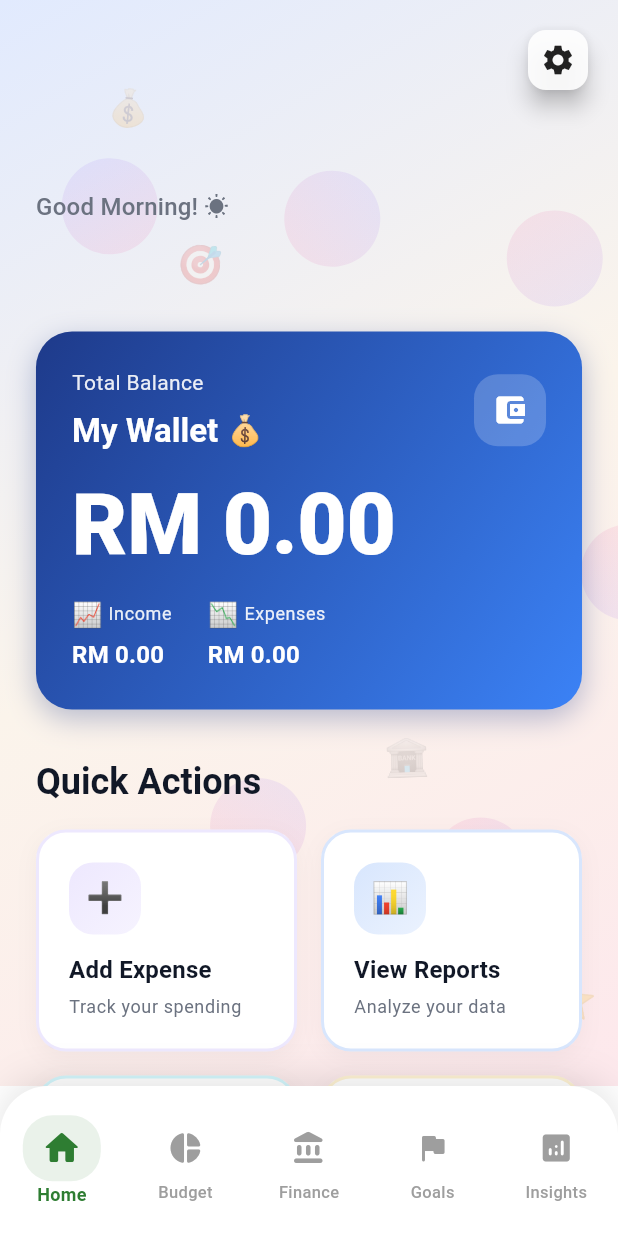
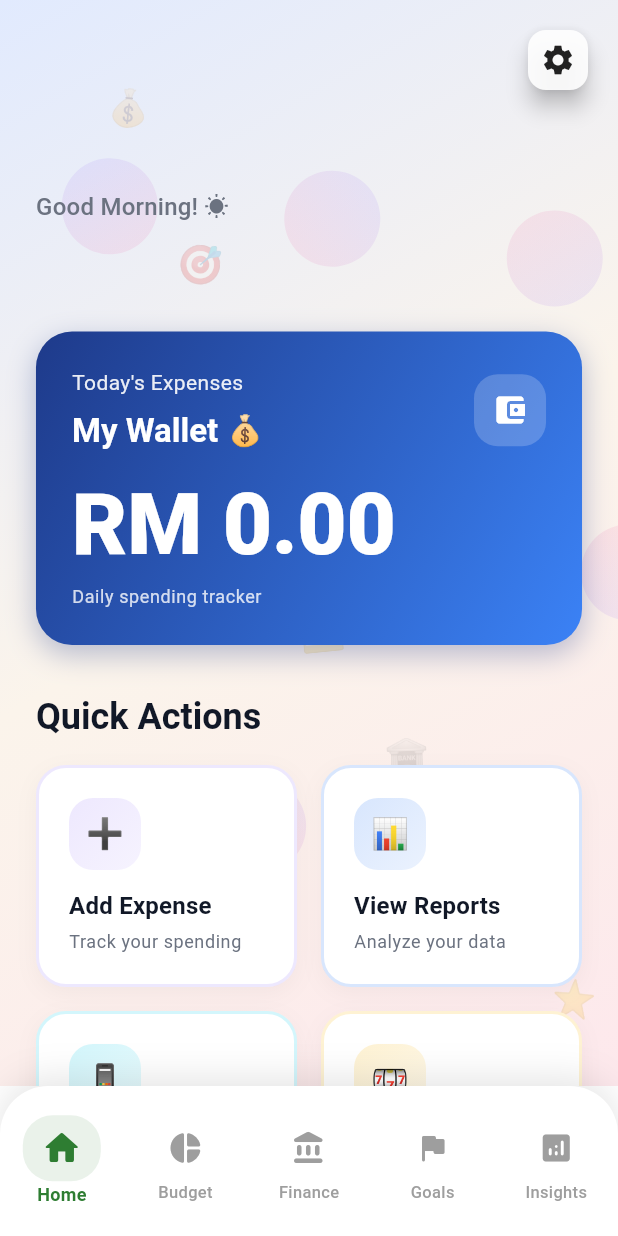
Before and after one commit to Ericho04/Eazy-Finance, a Flutter app: the screen it shows once a user with an empty profile is signed in, on a phone screen of 412 x 824 dp. Run offline on Flutter 3.47's test engine with Material 3 defaults, Android fonts, the phone set to English and light mode, and no system bars; our stand-ins replace app_links, google_generative_ai, supabase_flutter; accounts and stored records are empty.

Commit message:
Update My Wallet to show daily expenses only
- Changed wallet display from total balance to daily expenses
- Replaced _getTotalBalance, _getMonthlyIncome, and _getMonthlyExpenses methods with _getDailyExpenses
- Updated wallet card to show "Today's Expenses" with daily spending amount
- Removed monthly income/expenses breakdown from wallet card
- Removed unused _buildBalanceItem method
- Added "Daily spending tracker" subtitle for clarity

```diff
--- a/lib/screens/dashboard_screen.dart
+++ b/lib/screens/dashboard_screen.dart
@@ -100,41 +100,18 @@ class _DashboardScreenState extends State<DashboardScreen>
     return metadata?['full_name'] ?? 'User';
   }
 
-  double _getTotalBalance() {
-    final transactions = context.read<AppProvider>().transactions;
-    double balance = 0;
-    for (var transaction in transactions) {
-      if (transaction.type == TransactionType.income) {
-        balance += transaction.amount;
-      } else {
-        balance -= transaction.amount;
-      }
-    }
-    return balance;
-  }
-
-  double _getMonthlyIncome() {
+  double _getDailyExpenses() {
     final transactions = context.read<AppProvider>().transactions;
     final now = DateTime.now();
-    final thisMonth = transactions.where((t) {
+    final today = DateTime(now.year, now.month, now.day);
+
+    final todayExpenses = transactions.where((t) {
       final tDate = DateTime.parse(t.date);
-      return t.type == TransactionType.income &&
-          tDate.year == now.year &&
-          tDate.month == now.month;
+      final transactionDay = DateTime(tDate.year, tDate.month, tDate.day);
+      return t.type == TransactionType.expense && transactionDay == today;
     });
-    return thisMonth.fold(0.0, (sum, t) => sum + t.amount);
-  }
 
-  double _getMonthlyExpenses() {
-    final transactions = context.read<AppProvider>().transactions;
-    final now = DateTime.now();
-    final thisMonth = transactions.where((t) {
-      final tDate = DateTime.parse(t.date);
-      return t.type == TransactionType.expense &&
-          tDate.year == now.year &&
-          tDate.month == now.month;
-    });
-    return thisMonth.fold(0.0, (sum, t) => sum + t.amount);
+    return todayExpenses.fold(0.0, (sum, t) => sum + t.amount);
   }
 
   @override
@@ -196,7 +173,7 @@ class _DashboardScreenState extends State<DashboardScreen>
                           crossAxisAlignment: CrossAxisAlignment.start,
                           children: [
                             Text(
-                              'Total Balance',
+                              'Today\'s Expenses',
                               style: Theme.of(context)
                                   .textTheme
                                   .bodyMedium
@@ -242,29 +219,18 @@ class _DashboardScreenState extends State<DashboardScreen>
                     ),
                     SizedBox(height: SFMSTheme.spacing16),
                     Text(
-                      'RM ${_getTotalBalance().toStringAsFixed(2)}',
+                      'RM ${_getDailyExpenses().toStringAsFixed(2)}',
                       style: Theme.of(context).textTheme.displayLarge?.copyWith(
                             color: Colors.white,
                             fontWeight: FontWeight.w800,
                           ),
                     ),
-                    SizedBox(height: SFMSTheme.spacing16),
-                    Row(
-                      children: [
-                        _buildBalanceItem(
-                          '📈',
-                          'Income',
-                          _getMonthlyIncome(),
-                          SFMSTheme.successColor,
-                        ),
-                        SizedBox(width: SFMSTheme.spacing24),
-                        _buildBalanceItem(
-                          '📉',
-                          'Expenses',
-                          _getMonthlyExpenses(),
-                          SFMSTheme.dangerColor,
-                        ),
-                      ],
+                    SizedBox(height: SFMSTheme.spacing8),
+                    Text(
+                      'Daily spending tracker',
+                      style: Theme.of(context).textTheme.bodySmall?.copyWith(
+                            color: Colors.white.withOpacity(0.8),
+                          ),
                     ),
                   ],
                 ),
@@ -409,35 +375,6 @@ class _DashboardScreenState extends State<DashboardScreen>
           const SizedBox(height: 100), // Extra space for bottom navigation
         ],
       ),
-    );
-  }
-
-  Widget _buildBalanceItem(
-      String emoji, String label, double amount, Color color) {
-    return Column(
-      crossAxisAlignment: CrossAxisAlignment.start,
-      children: [
-        Row(
-          children: [
-            Text(emoji, style: const TextStyle(fontSize: 16)),
-            SizedBox(width: SFMSTheme.spacing4),
-            Text(
-              label,
-              style: Theme.of(context).textTheme.bodySmall?.copyWith(
-                    color: Colors.white.withOpacity(0.9),
-                  ),
-            ),
-          ],
-        ),
-        SizedBox(height: SFMSTheme.spacing4),
-        Text(
-          'RM ${amount.toStringAsFixed(2)}',
-          style: Theme.of(context).textTheme.titleMedium?.copyWith(
-                color: Colors.white,
-                fontWeight: FontWeight.bold,
-              ),
-        ),
-      ],
     );
   }
 
```
